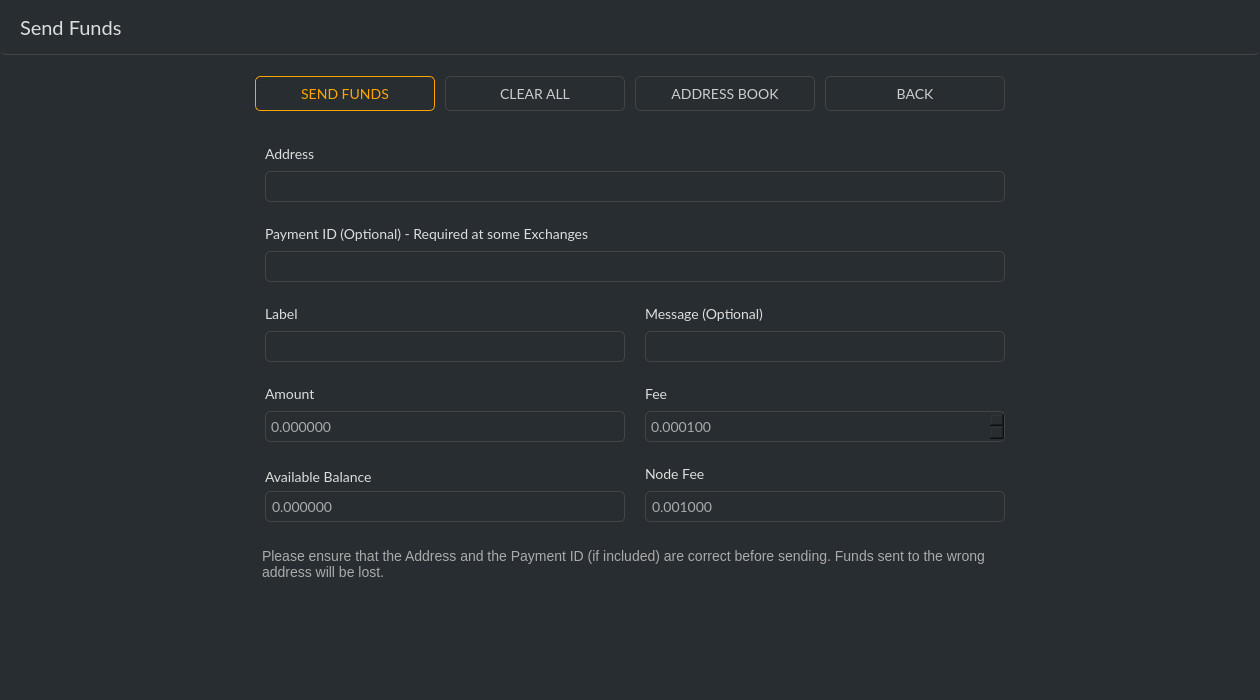
Old version of the form src/gui/ui/sendframe.ui in the repository ConcealNetwork/conceal-desktop.
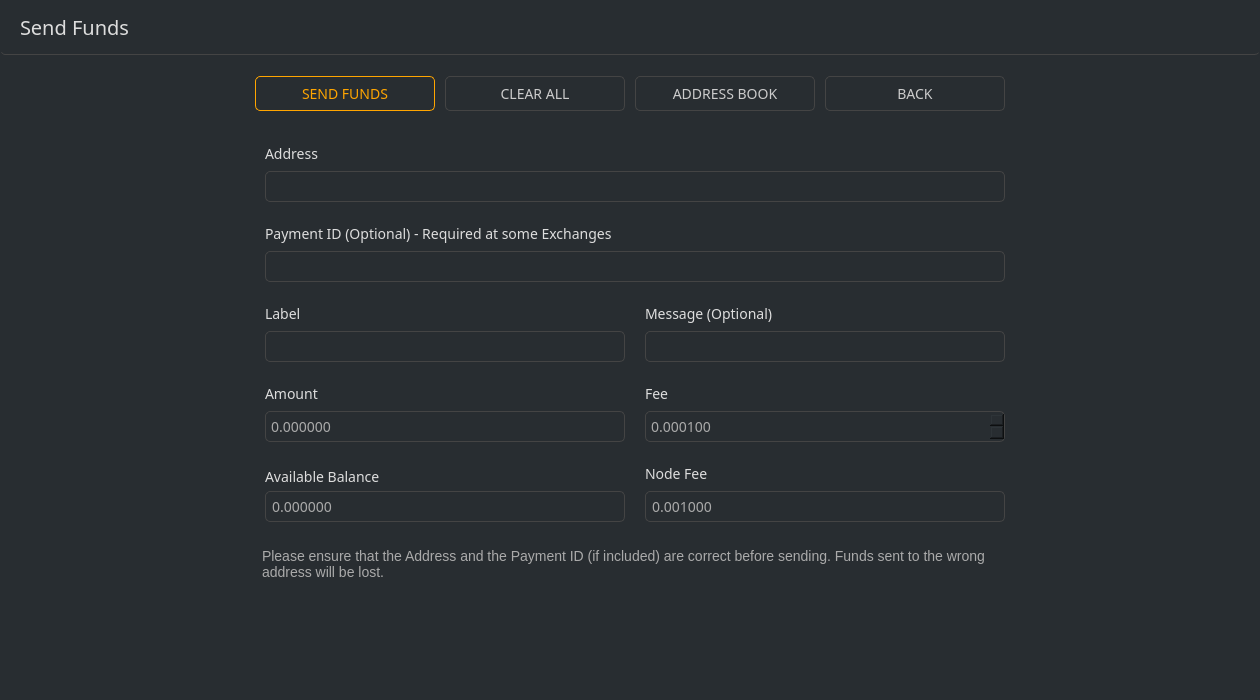
New version of the form.

What changed in the file:
```diff
--- a/src/gui/ui/sendframe.ui
+++ b/src/gui/ui/sendframe.ui
@@ -24,7 +24,7 @@
   </property>
   <property name="font">
    <font>
-    <family>Lato</family>
+    <family>Raleway</family>
     <pointsize>10</pointsize>
    </font>
   </property>
@@ -71,7 +71,7 @@
        </property>
        <property name="font">
         <font>
-         <family>Lato</family>
+         <family>Raleway</family>
          <pointsize>-1</pointsize>
         </font>
        </property>
@@ -150,7 +150,7 @@
         </property>
         <property name="font">
          <font>
-          <family>Lato</family>
+          <family>Raleway</family>
           <pointsize>-1</pointsize>
          </font>
         </property>
@@ -186,7 +186,7 @@
         </property>
         <property name="font">
          <font>
-          <family>Lato</family>
+          <family>Raleway</family>
           <pointsize>-1</pointsize>
          </font>
         </property>
@@ -222,7 +222,7 @@
         </property>
         <property name="font">
          <font>
-          <family>Lato</family>
+          <family>Raleway</family>
           <pointsize>-1</pointsize>
          </font>
         </property>
@@ -258,7 +258,7 @@
         </property>
         <property name="font">
          <font>
-          <family>Lato</family>
+          <family>Raleway</family>
           <pointsize>-1</pointsize>
          </font>
         </property>
@@ -318,7 +318,7 @@
         </property>
         <property name="font">
          <font>
-          <family>Lato</family>
+          <family>Raleway</family>
           <pointsize>-1</pointsize>
          </font>
         </property>
@@ -368,7 +368,7 @@
         </property>
         <property name="font">
          <font>
-          <family>Lato</family>
+          <family>Raleway</family>
           <pointsize>-1</pointsize>
          </font>
         </property>
@@ -452,7 +452,7 @@
         </property>
         <property name="font">
          <font>
-          <family>Lato</family>
+          <family>Raleway</family>
           <pointsize>-1</pointsize>
          </font>
         </property>
@@ -486,7 +486,7 @@
         </property>
         <property name="font">
          <font>
-          <family>Lato</family>
+          <family>Raleway</family>
           <pointsize>-1</pointsize>
          </font>
         </property>
@@ -508,7 +508,7 @@
         </property>
         <property name="font">
          <font>
-          <family>Lato</family>
+          <family>Raleway</family>
           <pointsize>-1</pointsize>
          </font>
         </property>
@@ -564,7 +564,7 @@
         </property>
         <property name="font">
          <font>
-          <family>Lato</family>
+          <family>Raleway</family>
           <pointsize>-1</pointsize>
          </font>
         </property>
@@ -598,7 +598,7 @@
         </property>
         <property name="font">
          <font>
-          <family>Lato</family>
+          <family>Raleway</family>
           <pointsize>-1</pointsize>
          </font>
         </property>
@@ -635,7 +635,7 @@
         </property>
         <property name="font">
          <font>
-          <family>Lato</family>
+          <family>Raleway</family>
           <pointsize>-1</pointsize>
          </font>
         </property>
@@ -666,7 +666,7 @@
         </property>
         <property name="font">
          <font>
-          <family>Lato</family>
+          <family>Raleway</family>
           <pointsize>-1</pointsize>
          </font>
         </property>
@@ -703,7 +703,7 @@
         </property>
         <property name="font">
          <font>
-          <family>Lato</family>
+          <family>Raleway</family>
           <pointsize>-1</pointsize>
          </font>
         </property>
@@ -740,7 +740,7 @@
         </property>
         <property name="font">
          <font>
-          <family>Lato</family>
+          <family>Raleway</family>
           <pointsize>-1</pointsize>
          </font>
         </property>
@@ -765,7 +765,7 @@
         </property>
         <property name="font">
          <font>
-          <family>Lato</family>
+          <family>Raleway</family>
           <pointsize>-1</pointsize>
          </font>
         </property>
```
Left out of the diff: 60 changed lines with no effect on the pictures.
